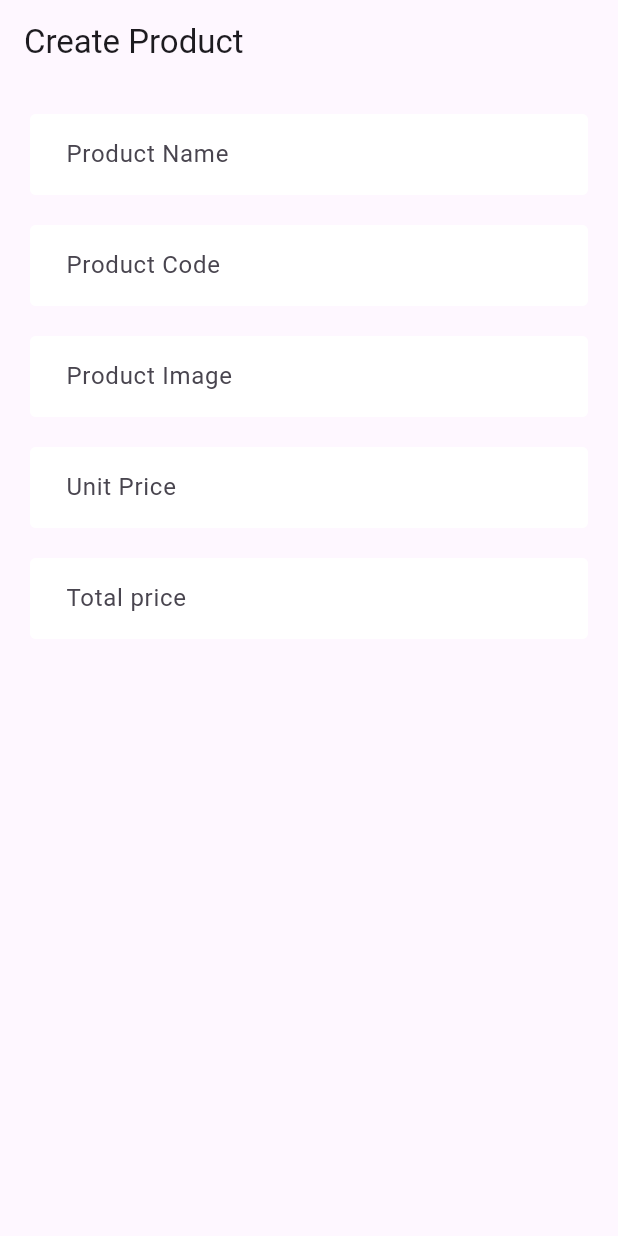
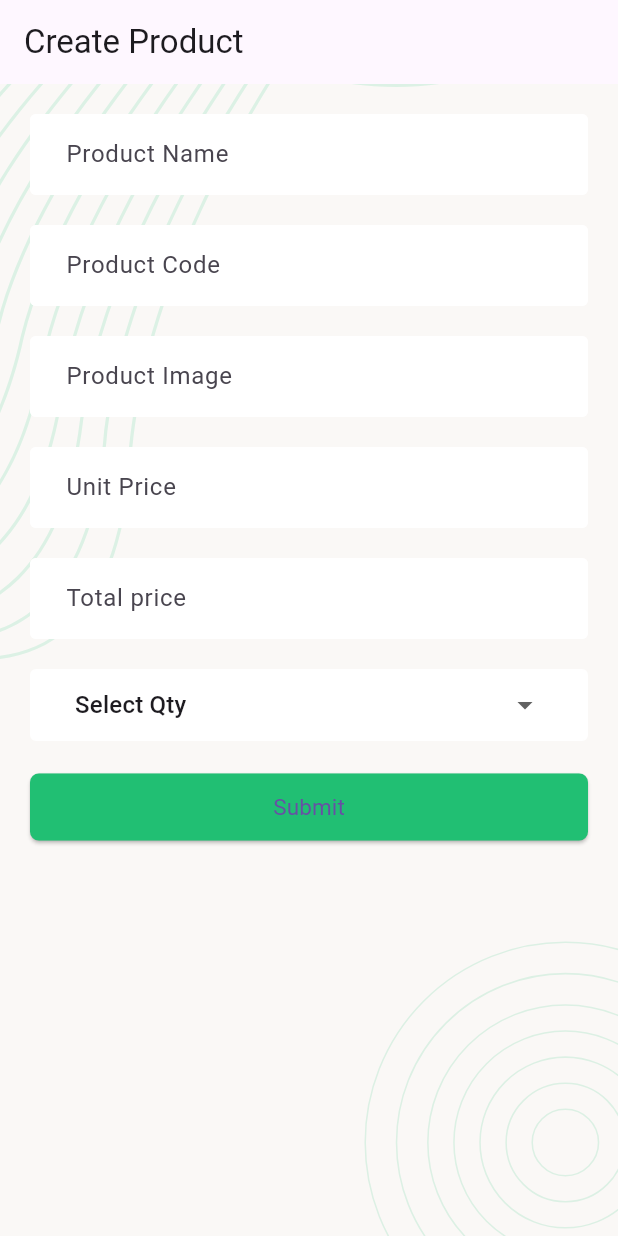
Before and after one commit to nimeullaha71/crud, a Flutter app: the screen it shows after launch, on a phone screen of 412 x 824 dp. Run offline on Flutter 3.47's test engine with Material 3 defaults, Android fonts, the phone set to English and light mode, and no system bars; our stand-ins replace flutter_svg.

Commit message:
background,and style set

```diff
--- a/lib/Screen/ProductCreateScreen.dart
+++ b/lib/Screen/ProductCreateScreen.dart
@@ -17,51 +17,90 @@ class _ProductCreateScreenState extends State<ProductCreateScreen> {
       ),
       body: Stack(
         children: [
+          ScreenBackground(context),
           Container(
             child: SingleChildScrollView(
               padding: EdgeInsets.all(20),
               child: Column(
                 children: [
+                  TextFormField(
+                    onChanged: (value) {},
+                    decoration: AppInputDecoration('Product Name'),
+                  ),
+                  SizedBox(
+                    height: 20,
+                  ),
+                  TextFormField(
+                    onChanged: (value) {},
+                    decoration: AppInputDecoration('Product Code'),
+                  ),
+                  SizedBox(
+                    height: 20,
+                  ),
+                  TextFormField(
+                    onChanged: (value) {},
+                    decoration: AppInputDecoration('Product Image'),
+                  ),
+                  SizedBox(
+                    height: 20,
+                  ),
+                  TextFormField(
+                    onChanged: (value) {},
+                    decoration: AppInputDecoration('Unit Price'),
+                  ),
+                  SizedBox(
+                    height: 20,
+                  ),
+                  TextFormField(
+                    onChanged: (value) {},
+                    decoration: AppInputDecoration('Total price'),
+                  ),
+                  SizedBox(
+                    height: 20,
+                  ),
+                  AppDropDownStyle(
+                    DropdownButton(
+                      value: '',
+                      items: [
+                        DropdownMenuItem(
+                          child: Text('Select Qty'),
+                          value: '',
+                        ),
+                        DropdownMenuItem(
+                          child: Text('1 pcs'),
+                          value: '1 pcs',
+                        ),
+                        DropdownMenuItem(
+                          child: Text('2 pcs'),
+                          value: '2 pcs',
+                        ),
+                        DropdownMenuItem(
+                          child: Text('3 pcs'),
+                          value: '3 pcs',
+                        ),
+                        DropdownMenuItem(
+                          child: Text('4 pcs'),
+                          value: '4 pcs',
+                        ),
+                      ],
+                      onChanged: (value) {},
+                      isExpanded: true,
+                      underline: Container(),
+                    ),
+                  ),
+                  SizedBox(
+                    height: 20,
+                  ),
+                  Container(
+                    child:
+                        ElevatedButton(
+                            style: AppButtonStyle(),
+                            onPressed: () {
 
-                  TextFormField(
-                    onChanged: (value){
-
-                  },
-                  decoration: AppInputDecoration('Product Name'),),
-
-                  SizedBox(height: 20,),
-
-
-                  TextFormField(
-                    onChanged: (value){
-
-                    },
-                  decoration: AppInputDecoration('Product Code'),),
-                  SizedBox(height: 20,),
-
-
-                  TextFormField(
-                    onChanged: (value){
-
-                    },
-                    decoration: AppInputDecoration('Product Image'),),
-                  SizedBox(height: 20,),
-
-
-                  TextFormField(
-                    onChanged: (value){
-
-                    },
-                    decoration: AppInputDecoration('Unit Price'),),
-                  SizedBox(height: 20,),
-
-
-                  TextFormField(
-                    onChanged: (value){
-
-                    },
-                    decoration: AppInputDecoration('Total price'),),
-                  SizedBox(height: 20,),
+                        },
+                            child: SuccessButtonChild('Submit')
+                        ),
+                  )
                 ],
               ),
             ),
--- a/lib/style/style.dart
+++ b/lib/style/style.dart
@@ -1,24 +1,74 @@
 import 'dart:ui';
 
 import 'package:flutter/material.dart';
+import 'package:flutter_svg/flutter_svg.dart';
+
 const colorRed = Color.fromRGBO(231, 28, 36, 1);
 const colorGreen = Color.fromRGBO(33, 191, 115, 1);
 const colorWhite = Color.fromRGBO(255, 255, 255, 1);
 const colorDarkBlue = Color.fromRGBO(44, 62, 80, 1);
 
+ScreenBackground(context) {
+  return SvgPicture.asset(
+    'assets/images/background.svg',
+    alignment: Alignment.center,
+    width: MediaQuery.of(context).size.width,
+    height: MediaQuery.of(context).size.height,
+    fit: BoxFit.cover,
+  );
+}
 
-InputDecoration AppInputDecoration(label){
+InputDecoration AppInputDecoration(label) {
   return InputDecoration(
       focusedBorder: const OutlineInputBorder(
-      borderSide: const BorderSide(color: colorGreen,width: 1),
+        borderSide: const BorderSide(color: colorGreen, width: 1),
       ),
       fillColor: colorWhite,
       filled: true,
       contentPadding: EdgeInsets.fromLTRB(20, 10, 10, 20),
       enabledBorder: const OutlineInputBorder(
-      borderSide: const BorderSide(color: colorWhite,width: 1)
+          borderSide: const BorderSide(color: colorWhite, width: 1)),
+      border: OutlineInputBorder(),
+      labelText: label);
+}
+
+DecoratedBox AppDropDownStyle(child) {
+  return DecoratedBox(
+    decoration: BoxDecoration(
+      color: colorWhite,
+      border: Border.all(color: colorWhite, width: 1),
+      borderRadius: BorderRadius.circular(4),
     ),
-    border: OutlineInputBorder(),
-    labelText: label
+    child: Padding(
+      padding: EdgeInsets.only(left: 30, right: 30),
+      child: child,
+    ),
   );
 }
+
+
+ButtonStyle AppButtonStyle(){
+  return ElevatedButton.styleFrom(
+    elevation: 1,
+    padding: EdgeInsets.all(0),
+    backgroundColor: Colors.transparent,
+    shape: RoundedRectangleBorder(borderRadius: BorderRadius.circular(6))
+  );
+}
+
+Ink SuccessButtonChild(ButtonText){
+  return Ink(
+    decoration: BoxDecoration(
+      color: colorGreen,
+      borderRadius: BorderRadius.circular(6)
+    ),
+    child: Container(
+      height: 45,
+      alignment: Alignment.center,
+      child: Text(ButtonText,style: TextStyle(
+        fontWeight: FontWeight.w400,
+        fontSize: 15,
+      ),),
+    ),
+  );
+}
--- a/pubspec.yaml
+++ b/pubspec.yaml
@@ -58,6 +58,8 @@ flutter:
   # included with your application, so that you can use the icons in
   # the material Icons class.
   uses-material-design: true
+  assets:
+    - assets/images/
 
   # To add assets to your application, add an assets section, like this:
   # assets:
```
Also changed, not shown: assets/images/background.svg (added). Lines whose indentation alone changed are shown as unchanged.
